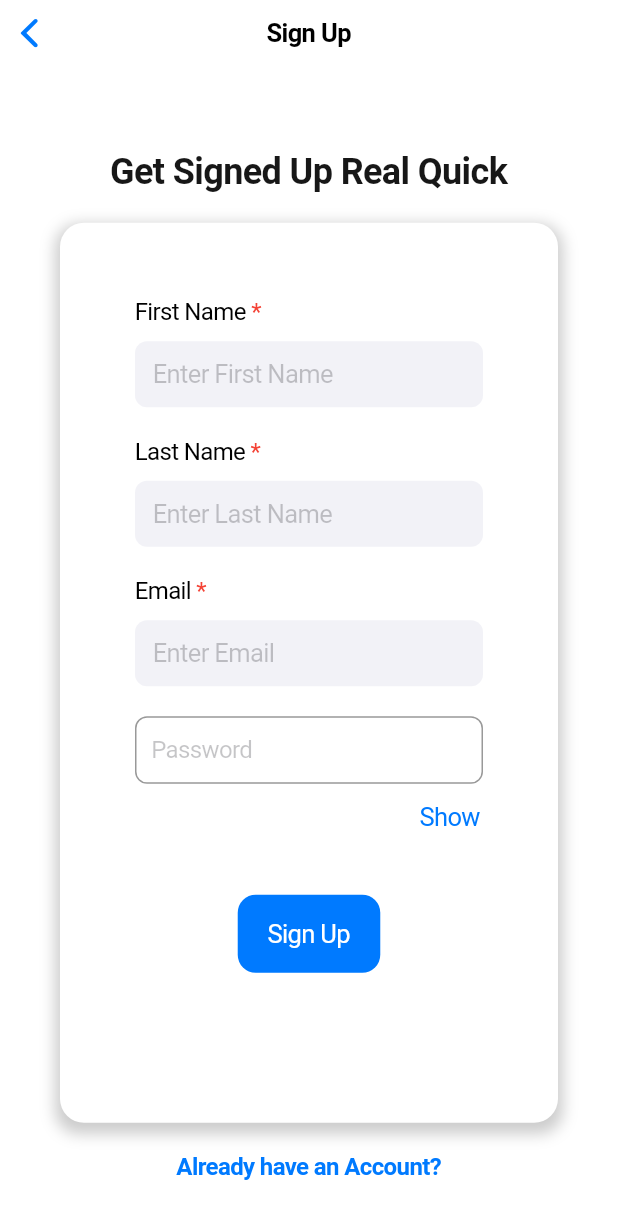
After one commit to upasan01/Cross-Platform-Student-Management-App, a Flutter app: the SignUpPage screen opened directly, on a phone screen of 412 x 824 dp. The commit adds this screen. Shown: the top 1219 px of the screen. Run offline on Flutter 3.47's test engine with Material 3 defaults, Android fonts, the phone set to English and light mode, and no system bars; our stand-ins replace image_picker.

Commit message:
Added Signup functionality

```diff
--- a/client/tecb_profiler/lib/pages/getting_started.dart
+++ b/client/tecb_profiler/lib/pages/getting_started.dart
@@ -1,5 +1,5 @@
 import 'package:flutter/cupertino.dart';
-import 'package:tecb_profiler/pages/student_personal_details.dart';
+import 'package:tecb_profiler/pages/signup_page.dart';
 import 'package:tecb_profiler/student_data_model.dart';
 
 class GettingStartedPage extends StatelessWidget {
@@ -14,7 +14,8 @@ class GettingStartedPage extends StatelessWidget {
     Navigator.push(
       context,
       CupertinoPageRoute(
-        builder: (context) => StudentPersonalDetails(studentData: studentData),
+        //builder: (context) => StudentPersonalDetails(studentData: studentData),
+        builder: (context) => SignUpPage(),
       ),
     );
   }
--- /dev/null
+++ b/client/tecb_profiler/lib/pages/signup_page.dart
@@ -0,0 +1,210 @@
+import 'package:flutter/cupertino.dart';
+import 'package:tecb_profiler/components/form_field.dart';
+import 'package:tecb_profiler/components/utils/error_dialouge.dart';
+import 'package:tecb_profiler/services/api_services.dart';
+
+class SignUpPage extends StatefulWidget {
+  const SignUpPage({super.key});
+
+  @override
+  State<SignUpPage> createState() => _SignUpPageState();
+}
+
+class _SignUpPageState extends State<SignUpPage> {
+  // Controllers for form fields
+  final firstNameController = TextEditingController();
+  final lastNameController = TextEditingController();
+  final emailController = TextEditingController();
+  final passwordController = TextEditingController();
+
+  // GlobalKeys for validating CustomFormFields
+  final firstNameFieldKey = GlobalKey<CustomFormFieldState>();
+  final lastNameFieldKey = GlobalKey<CustomFormFieldState>();
+  final emailFieldKey = GlobalKey<CustomFormFieldState>();
+
+
+  // Toggle for password visibility
+  bool _isPasswordVisible = false;
+
+
+  // Handle form submission
+  Future<void> _handleSignUp() async {
+    // Validate all required fields
+    final allFormsValid = [
+      firstNameFieldKey,
+      lastNameFieldKey,
+      emailFieldKey,
+    ].every((key) => key.currentState?.validate() ?? false);
+
+    if (!allFormsValid) {
+      showCupertinoDialog(
+        context: context,
+        builder: (context) => CupertinoAlertDialog(
+          title: const Text("Missing Required Fields"),
+          content: const Text("Please fill all the required fields."),
+          actions: [
+            CupertinoDialogAction(
+              isDefaultAction: true,
+              onPressed: () => Navigator.pop(context),
+              child: const Text("OK"),
+            ),
+          ],
+        ),
+      );
+      return;
+    }
+
+    try {
+      final response = await ApiService.sendSignUpRequest(
+        firstName: firstNameController.text,
+        lastName: lastNameController.text,
+        email: emailController.text,
+        password: passwordController.text
+      );
+
+      if(response.statusCode == 200){
+
+      }
+
+    } catch (error) {
+      ErrorDialogUtility.showErrorDialog(
+        context,
+        errorMessage: error.toString(),
+      );
+    }
+  }
+
+  @override
+  Widget build(BuildContext context) {
+    return CupertinoPageScaffold(
+      navigationBar: const CupertinoNavigationBar(
+        middle: Text('Sign Up'),
+      ),
+      child: SafeArea(
+        child: Center( // This centers the content vertically and horizontally
+          child: SingleChildScrollView(
+            child: Column(
+              mainAxisAlignment: MainAxisAlignment.center,
+              crossAxisAlignment: CrossAxisAlignment.center,
+              children: [
+                // The text above the container
+                Padding(
+                  padding: const EdgeInsets.symmetric(vertical: 20), // Vertical padding for spacing
+                  child: Text(
+                    'Get Signed Up Real Quick',
+                    style: TextStyle(
+                      fontSize: 24,
+                      fontWeight: FontWeight.bold,
+                      color: CupertinoColors.darkBackgroundGray,
+                    ),
+                  ),
+                ),
+                // The container wrapping the form with reduced width
+                Container(
+                  margin: const EdgeInsets.symmetric(horizontal: 40), // Reduced margin for smaller width
+                  padding: const EdgeInsets.all(50), // Padding inside the container
+                  height: 600,
+                  width: 500, // Height of the container
+                  decoration: BoxDecoration(
+                    color: CupertinoColors.white, // Background color for the container
+                    borderRadius: BorderRadius.circular(16), // Rounded corners for the container
+                    boxShadow: [
+                      BoxShadow(
+                        color: CupertinoColors.inactiveGray.withOpacity(0.5),
+                        spreadRadius: 3,
+                        blurRadius: 8,
+                        offset: Offset(0, 4), // Shadow offset
+                      ),
+                    ],
+                  ),
+                  child: SingleChildScrollView(
+                    child: Column(
+                      crossAxisAlignment: CrossAxisAlignment.start,
+                      children: [
+                        CustomFormField(
+                          key: firstNameFieldKey,
+                          label: 'First Name',
+                          controller: firstNameController,
+                          required: true,
+                        ),
+                        CustomFormField(
+                          key: lastNameFieldKey,
+                          label: 'Last Name',
+                          controller: lastNameController,
+                          required: true,
+                        ),
+                        CustomFormField(
+                          key: emailFieldKey,
+                          label: 'Email',
+                          controller: emailController,
+                          required: true,
+                          keyboardType: TextInputType.emailAddress,
+                        ),
+                        // CustomPasswordField instead of CustomFormField for password
+                        CupertinoTextField(
+                          controller: passwordController,
+                          obscureText: !_isPasswordVisible, // Toggle password visibility
+                          placeholder: 'Password',
+                          padding: const EdgeInsets.symmetric(vertical: 12, horizontal: 10),
+                          style: TextStyle(fontSize: 16),
+                          decoration: BoxDecoration(
+                            border: Border.all(color: CupertinoColors.inactiveGray),
+                            borderRadius: BorderRadius.circular(8),
+                          ),
+                        ),
+                        Row(
+                          mainAxisAlignment: MainAxisAlignment.end,
+                          children: [
+                            CupertinoButton(
+                              padding: EdgeInsets.zero,
+                              onPressed: () {
+                                setState(() {
+                                  _isPasswordVisible = !_isPasswordVisible;
+                                });
+                              },
+                              child: Text(
+                                _isPasswordVisible ? 'Hide' : 'Show',
+                                style: TextStyle(
+                                  color: CupertinoColors.activeBlue,
+                                ),
+                              ),
+                            ),
+                          ],
+                        ),
+                        const SizedBox(height: 30),
+                        Center(
+                          child: CupertinoButton.filled(
+                            onPressed: _handleSignUp,
+                            child: const Text('Sign Up'),
+                          ),
+                        ),
+                      ],
+                    ),
+                  ),
+                ),
+                // Add the "Already have an Account?" text at the bottom
+                Padding(
+                  padding: const EdgeInsets.only(top: 20), // Padding above the text
+                  child: GestureDetector(
+                    onTap: () {
+                      // Handle tap here (e.g., navigate to Login page)
+                      print("Navigate to Login Page");
+                    },
+                    child: Text(
+                      'Already have an Account?',
+                      style: TextStyle(
+                        fontSize: 16,
+                        color: CupertinoColors.activeBlue,
+                        fontWeight: FontWeight.bold,
+                      ),
+                    ),
+                  ),
+                ),
+              ],
+            ),
+          ),
+        ),
+      ),
+    );
+  }
+}
--- /dev/null
+++ b/client/tecb_profiler/lib/services/api_services.dart
@@ -0,0 +1,31 @@
+import 'dart:convert';
+import 'package:http/http.dart' as http;
+
+class ApiService {
+  static Future<http.Response> sendSignUpRequest({
+    required String firstName,
+    required String lastName,
+    required String email,
+    required String password,
+  }) async {
+    final url = Uri.parse('http://localhost:3000/api/v1/user/signup');
+
+    final body = jsonEncode({
+      'firstName': firstName,
+      'lastName': lastName,
+      'email': email,
+      'password': password,
+    });
+
+    final response = await http.post(
+      url,
+      headers: {
+        'Content-Type': 'application/json',
+      },
+      body: body,
+    );
+
+    return response;
+  }
+
+}
--- a/client/tecb_profiler/pubspec.yaml
+++ b/client/tecb_profiler/pubspec.yaml
@@ -28,6 +28,8 @@ environment:
 # the latest version available on pub.dev. To see which dependencies have newer
 # versions available, run `flutter pub outdated`.
 dependencies:
+  http: ^1.3.0
+
   image_picker: ^1.1.2
 
   flutter:
```
Also changed, not shown: client/tecb_profiler/lib/pages/login_signup.dart (added, +109 -0 lines), client/tecb_profiler/lib/pages/login_page.dart (added), client/tecb_profiler/pubspec.lock.
